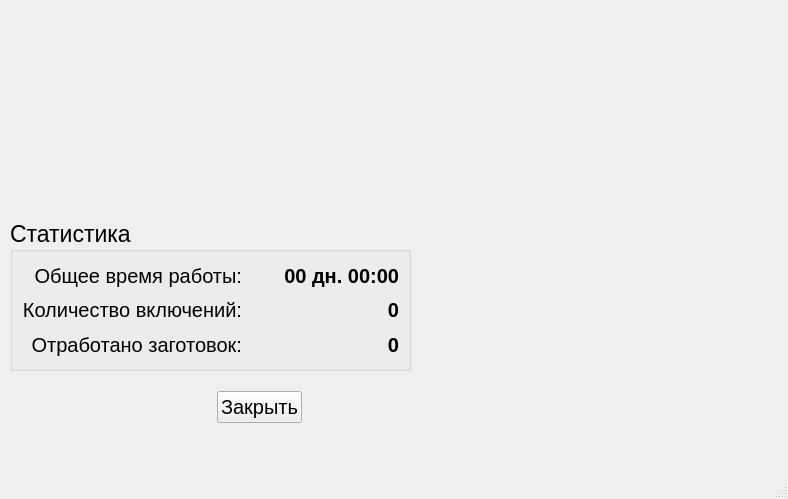
Qt form ui/journal_window.ui (Erepb-89/robo_azrp) before a commit.
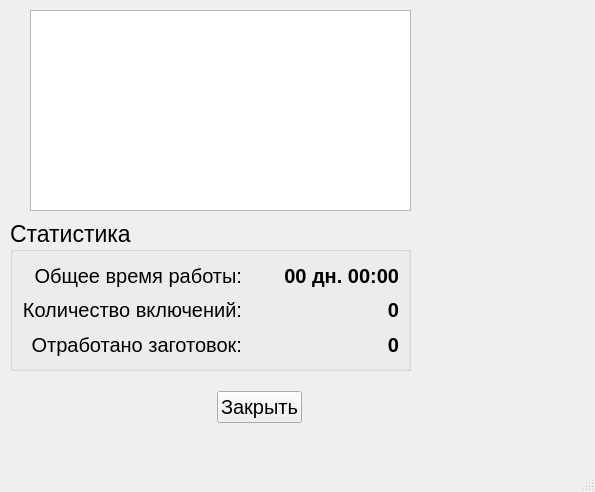
The same form after that commit.

What changed in the file:
```diff
--- a/ui/journal_window.ui
+++ b/ui/journal_window.ui
@@ -6,8 +6,8 @@
    <rect>
     <x>0</x>
     <y>0</y>
-    <width>788</width>
-    <height>499</height>
+    <width>595</width>
+    <height>492</height>
    </rect>
   </property>
   <property name="windowTitle">
@@ -142,6 +142,19 @@
      </item>
     </layout>
    </widget>
+   <widget class="QListWidget" name="listWidget">
+    <property name="enabled">
+     <bool>true</bool>
+    </property>
+    <property name="geometry">
+     <rect>
+      <x>30</x>
+      <y>10</y>
+      <width>381</width>
+      <height>201</height>
+     </rect>
+    </property>
+   </widget>
    <widget class="QWidget" name="">
     <property name="geometry">
      <rect>
```
Left out of the diff: 10 changed lines with no effect on the pictures.
